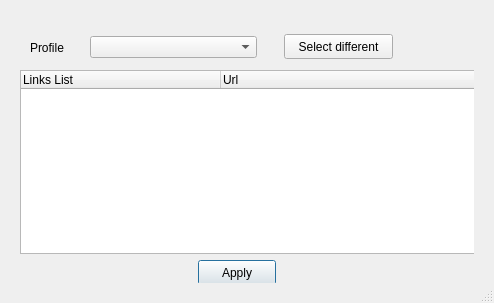
First picture: the form in import.ui, repository pussbb/Link-Saver, before the edit.
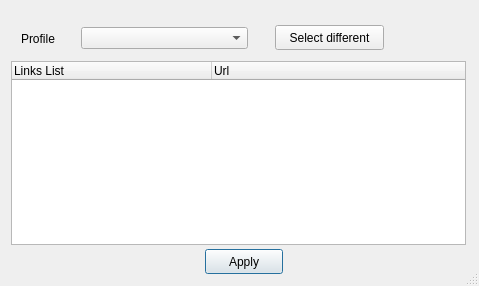
Second picture: the form after the edit. Icons and pictures are not drawn.

Commit message: added import from SAX(xbel)

The edit to the form file:
```diff
--- a/import.ui
+++ b/import.ui
@@ -6,14 +6,14 @@
    <rect>
     <x>0</x>
     <y>0</y>
-    <width>494</width>
-    <height>303</height>
+    <width>479</width>
+    <height>286</height>
    </rect>
   </property>
   <property name="minimumSize">
    <size>
-    <width>494</width>
-    <height>303</height>
+    <width>479</width>
+    <height>286</height>
    </size>
   </property>
   <property name="maximumSize">
@@ -37,9 +37,6 @@
   </property>
   <layout class="QHBoxLayout" name="horizontalLayout">
    <item>
-    <widget class="QWidget" name="widget_2" native="true">
-     <layout class="QGridLayout" name="gridLayout_2">
-      <item row="0" column="0">
        <widget class="QStackedWidget" name="stackedWidget">
         <property name="currentIndex">
          <number>0</number>
@@ -48,8 +45,8 @@
          <widget class="QPushButton" name="pushButton_2">
           <property name="geometry">
            <rect>
-            <x>178</x>
-            <y>240</y>
+         <x>194</x>
+         <y>238</y>
             <width>78</width>
             <height>25</height>
            </rect>
@@ -329,9 +326,6 @@
           </property>
          </widget>
         </widget>
-       </widget>
-      </item>
-     </layout>
     </widget>
    </item>
   </layout>
```
Lines whose indentation alone changed are shown as unchanged. The commit also changes 8 other files.
